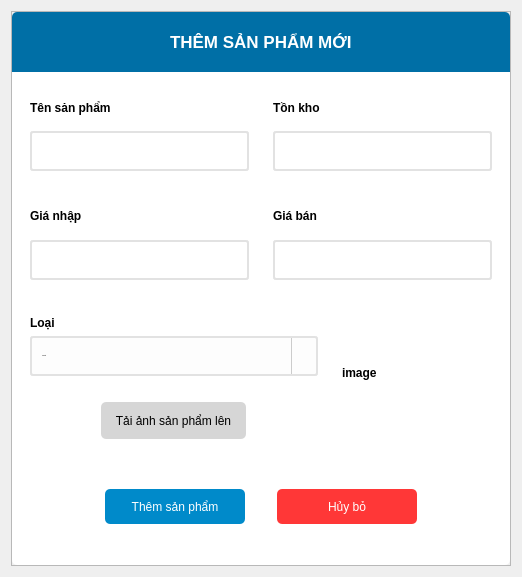
yuukun123/bakery-management-system, file UI/forms/manager/add_product.ui: the form before one commit.
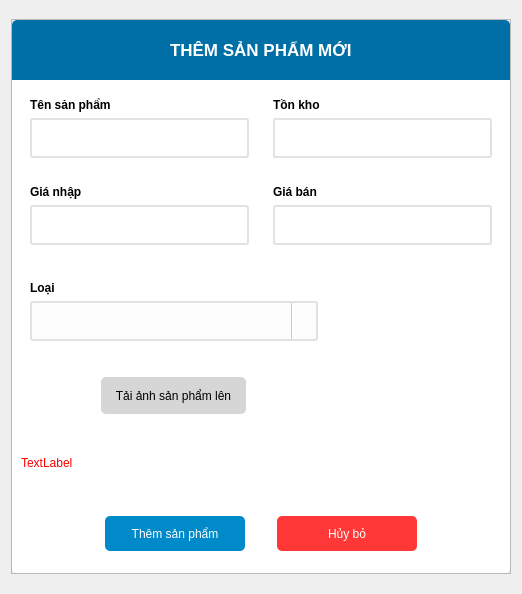
The form after the commit. Icons and pictures are not drawn.

Diff of the .ui file:
```diff
--- a/UI/forms/manager/add_product.ui
+++ b/UI/forms/manager/add_product.ui
@@ -6,8 +6,8 @@
    <rect>
     <x>0</x>
     <y>0</y>
-    <width>518</width>
-    <height>573</height>
+    <width>522</width>
+    <height>594</height>
    </rect>
   </property>
   <property name="windowTitle">
@@ -521,26 +521,27 @@
 }
 </string>
                        </property>
-                       <item>
-                        <property name="text">
-                         <string>Croissant</string>
-                        </property>
-                       </item>
-                       <item>
-                        <property name="text">
-                         <string>Tart</string>
-                        </property>
-                       </item>
-                       <item>
-                        <property name="text">
-                         <string>Mousse</string>
-                        </property>
-                       </item>
                       </widget>
                      </item>
                     </layout>
                    </widget>
                   </item>
+                  <item>
+                   <widget class="QLabel" name="link_product">
+                    <property name="font">
+                     <font>
+                      <pointsize>10</pointsize>
+                     </font>
+                    </property>
+                    <property name="styleSheet">
+                     <string notr="true">padding-left:10px;
+color: rgb(0, 85, 255);</string>
+                    </property>
+                    <property name="text">
+                     <string/>
+                    </property>
+                   </widget>
+                  </item>
                   <item alignment="Qt::AlignHCenter">
                    <widget class="QToolButton" name="upload_btn">
                     <property name="cursor">
@@ -587,7 +588,7 @@
                   </font>
                  </property>
                  <property name="text">
-                  <string>image</string>
+                  <string/>
                  </property>
                 </widget>
                </item>
@@ -597,6 +598,21 @@
            </layout>
           </widget>
          </item>
+         <item>
+          <widget class="QLabel" name="text_error">
+           <property name="font">
+            <font>
+             <pointsize>9</pointsize>
+            </font>
+           </property>
+           <property name="styleSheet">
+            <string notr="true">color: rgb(255, 0, 0);</string>
+           </property>
+           <property name="text">
+            <string>TextLabel</string>
+           </property>
+          </widget>
+         </item>
          <item alignment="Qt::AlignHCenter">
           <widget class="QFrame" name="frame_15">
            <property name="frameShape">
```
Left out of the diff: 4 changed lines with no effect on the pictures.
